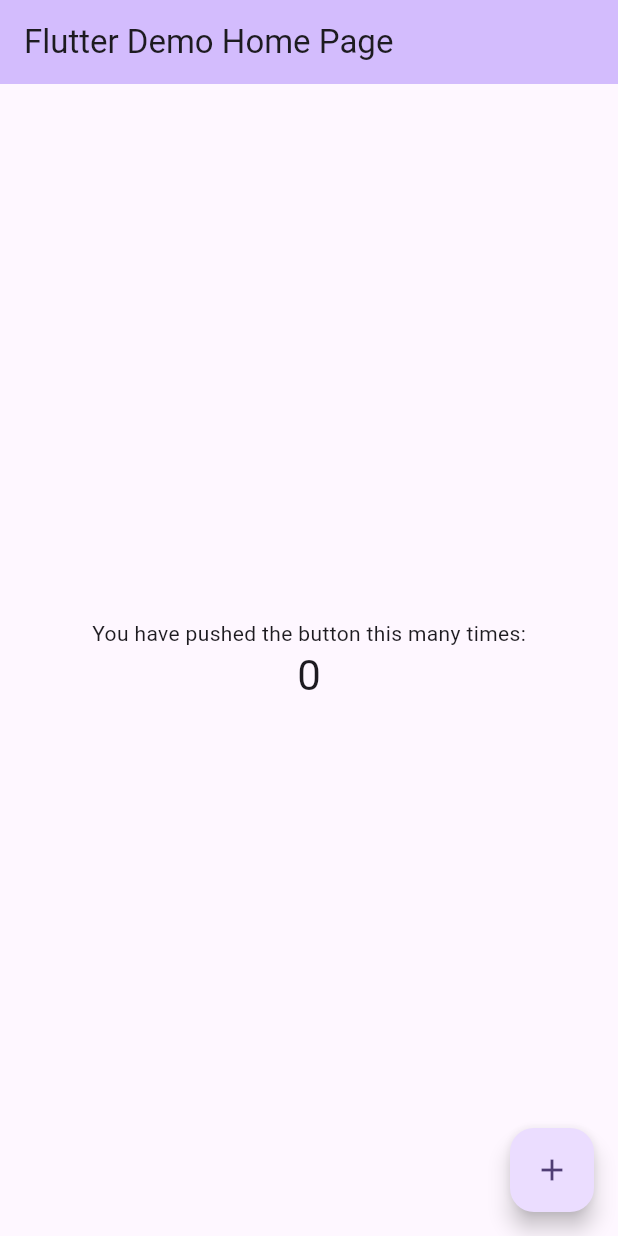
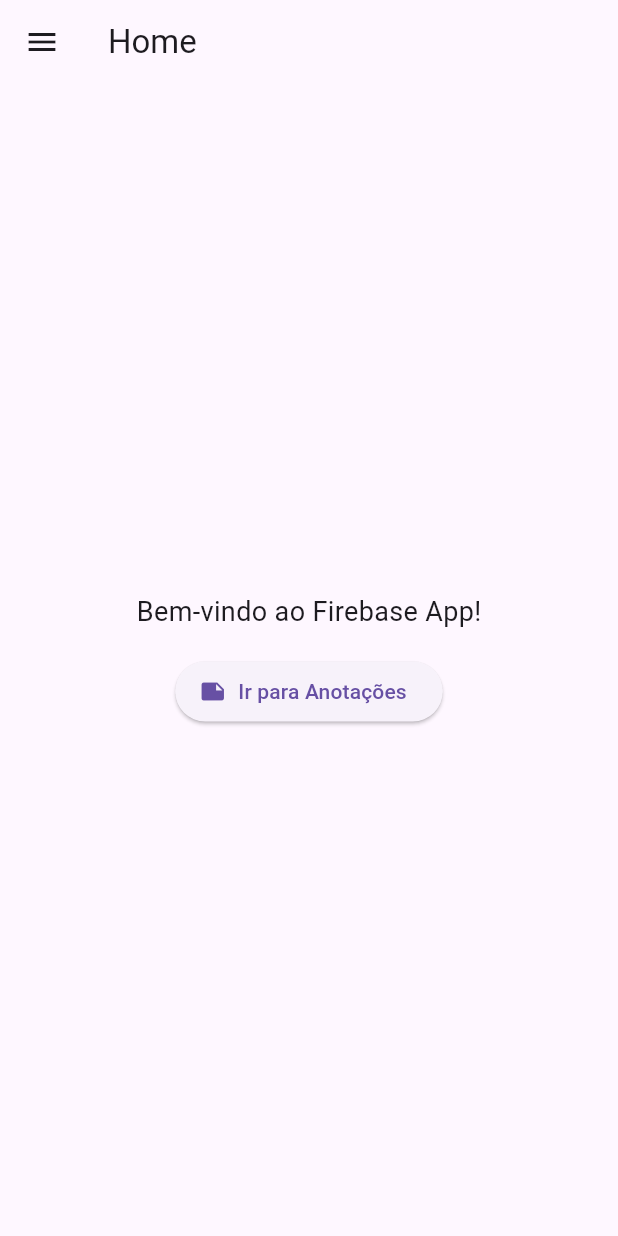
Before and after one commit to amanciojrba/myapp, a Flutter app: the screen it shows after launch, on a phone screen of 412 x 824 dp. Run offline on Flutter 3.47's test engine with Material 3 defaults, Android fonts, the phone set to English and light mode, and no system bars; our stand-ins replace firebase_auth, firebase_core, flutter_local_notifications, permission_handler; accounts and stored records are empty; generated files the repository leaves out were written again.

```diff
--- a/lib/main.dart
+++ b/lib/main.dart
@@ -1,122 +1,88 @@
 import 'package:flutter/material.dart';
+import 'package:firebase_core/firebase_core.dart';
+import 'package:firebase_auth/firebase_auth.dart';
+import 'package:permission_handler/permission_handler.dart';
+import 'firebase_options.dart';
+import 'notes.dart';
+import 'notifications.dart';
 
-void main() {
+Future<void> main() async {
+  WidgetsFlutterBinding.ensureInitialized();
+  await Firebase.initializeApp(options: DefaultFirebaseOptions.currentPlatform);
+  await Notifications.init();
+  await Permission.notification.request();
   runApp(const MyApp());
 }
 
 class MyApp extends StatelessWidget {
   const MyApp({super.key});
 
-  // This widget is the root of your application.
   @override
   Widget build(BuildContext context) {
     return MaterialApp(
-      title: 'Flutter Demo',
-      theme: ThemeData(
-        // This is the theme of your application.
-        //
-        // TRY THIS: Try running your application with "flutter run". You'll see
-        // the application has a purple toolbar. Then, without quitting the app,
-        // try changing the seedColor in the colorScheme below to Colors.green
-        // and then invoke "hot reload" (save your changes or press the "hot
-        // reload" button in a Flutter-supported IDE, or press "r" if you used
-        // the command line to start the app).
-        //
-        // Notice that the counter didn't reset back to zero; the application
-        // state is not lost during the reload. To reset the state, use hot
-        // restart instead.
-        //
-        // This works for code too, not just values: Most code changes can be
-        // tested with just a hot reload.
-        colorScheme: ColorScheme.fromSeed(seedColor: Colors.deepPurple),
-      ),
-      home: const MyHomePage(title: 'Flutter Demo Home Page'),
+      title: 'Firebase App',
+      theme: ThemeData(primarySwatch: Colors.indigo),
+      home: const HomePage(),
     );
   }
 }
 
-class MyHomePage extends StatefulWidget {
-  const MyHomePage({super.key, required this.title});
-
-  // This widget is the home page of your application. It is stateful, meaning
-  // that it has a State object (defined below) that contains fields that affect
-  // how it looks.
-
-  // This class is the configuration for the state. It holds the values (in this
-  // case the title) provided by the parent (in this case the App widget) and
-  // used by the build method of the State. Fields in a Widget subclass are
-  // always marked "final".
-
-  final String title;
-
-  @override
-  State<MyHomePage> createState() => _MyHomePageState();
-}
-
-class _MyHomePageState extends State<MyHomePage> {
-  int _counter = 0;
-
-  void _incrementCounter() {
-    setState(() {
-      // This call to setState tells the Flutter framework that something has
-      // changed in this State, which causes it to rerun the build method below
-      // so that the display can reflect the updated values. If we changed
-      // _counter without calling setState(), then the build method would not be
-      // called again, and so nothing would appear to happen.
-      _counter++;
-    });
-  }
+class HomePage extends StatelessWidget {
+  const HomePage({super.key});
 
   @override
   Widget build(BuildContext context) {
-    // This method is rerun every time setState is called, for instance as done
-    // by the _incrementCounter method above.
-    //
-    // The Flutter framework has been optimized to make rerunning build methods
-    // fast, so that you can just rebuild anything that needs updating rather
-    // than having to individually change instances of widgets.
     return Scaffold(
-      appBar: AppBar(
-        // TRY THIS: Try changing the color here to a specific color (to
-        // Colors.amber, perhaps?) and trigger a hot reload to see the AppBar
-        // change color while the other colors stay the same.
-        backgroundColor: Theme.of(context).colorScheme.inversePrimary,
-        // Here we take the value from the MyHomePage object that was created by
-        // the App.build method, and use it to set our appbar title.
-        title: Text(widget.title),
-      ),
-      body: Center(
-        // Center is a layout widget. It takes a single child and positions it
-        // in the middle of the parent.
-        child: Column(
-          // Column is also a layout widget. It takes a list of children and
-          // arranges them vertically. By default, it sizes itself to fit its
-          // children horizontally, and tries to be as tall as its parent.
-          //
-          // Column has various properties to control how it sizes itself and
-          // how it positions its children. Here we use mainAxisAlignment to
-          // center the children vertically; the main axis here is the vertical
-          // axis because Columns are vertical (the cross axis would be
-          // horizontal).
-          //
-          // TRY THIS: Invoke "debug painting" (choose the "Toggle Debug Paint"
-          // action in the IDE, or press "p" in the console), to see the
-          // wireframe for each widget.
-          mainAxisAlignment: MainAxisAlignment.center,
-          children: <Widget>[
-            const Text('You have pushed the button this many times:'),
-            Text(
-              '$_counter',
-              style: Theme.of(context).textTheme.headlineMedium,
+      appBar: AppBar(title: const Text("Home")),
+      drawer: Drawer(
+        child: ListView(
+          padding: EdgeInsets.zero,
+          children: [
+            const DrawerHeader(
+              decoration: BoxDecoration(color: Colors.indigo),
+              child: Center(
+                child: Text(
+                  'Menu',
+                  style: TextStyle(color: Colors.white, fontSize: 24),
+                ),
+              ),
+            ),
+            ListTile(
+              leading: const Icon(Icons.note),
+              title: const Text('Anotações'),
+              onTap: () {
+                Navigator.pop(context);
+                Navigator.push(
+                  context,
+                  MaterialPageRoute(builder: (_) => const NotesPage()),
+                );
+              },
             ),
           ],
         ),
       ),
-      floatingActionButton: FloatingActionButton(
-        onPressed: _incrementCounter,
-        tooltip: 'Increment',
-        child: const Icon(Icons.add),
-      ), // This trailing comma makes auto-formatting nicer for build methods.
+      body: Center(
+        child: Column(
+          mainAxisAlignment: MainAxisAlignment.center,
+          children: [
+            const Text(
+              'Bem-vindo ao Firebase App!',
+              style: TextStyle(fontSize: 18),
+            ),
+            const SizedBox(height: 16),
+            ElevatedButton.icon(
+              icon: const Icon(Icons.note),
+              label: const Text('Ir para Anotações'),
+              onPressed: () {
+                Navigator.push(
+                  context,
+                  MaterialPageRoute(builder: (_) => const NotesPage()),
+                );
+              },
+            ),
+          ],
+        ),
+      ),
     );
   }
 }
--- /dev/null
+++ b/lib/notes.dart
@@ -0,0 +1 @@
+import 'notifications.dart';
```
Also changed, not shown: lib/notifications.dart (added, +49 -0 lines), 2 other files.
